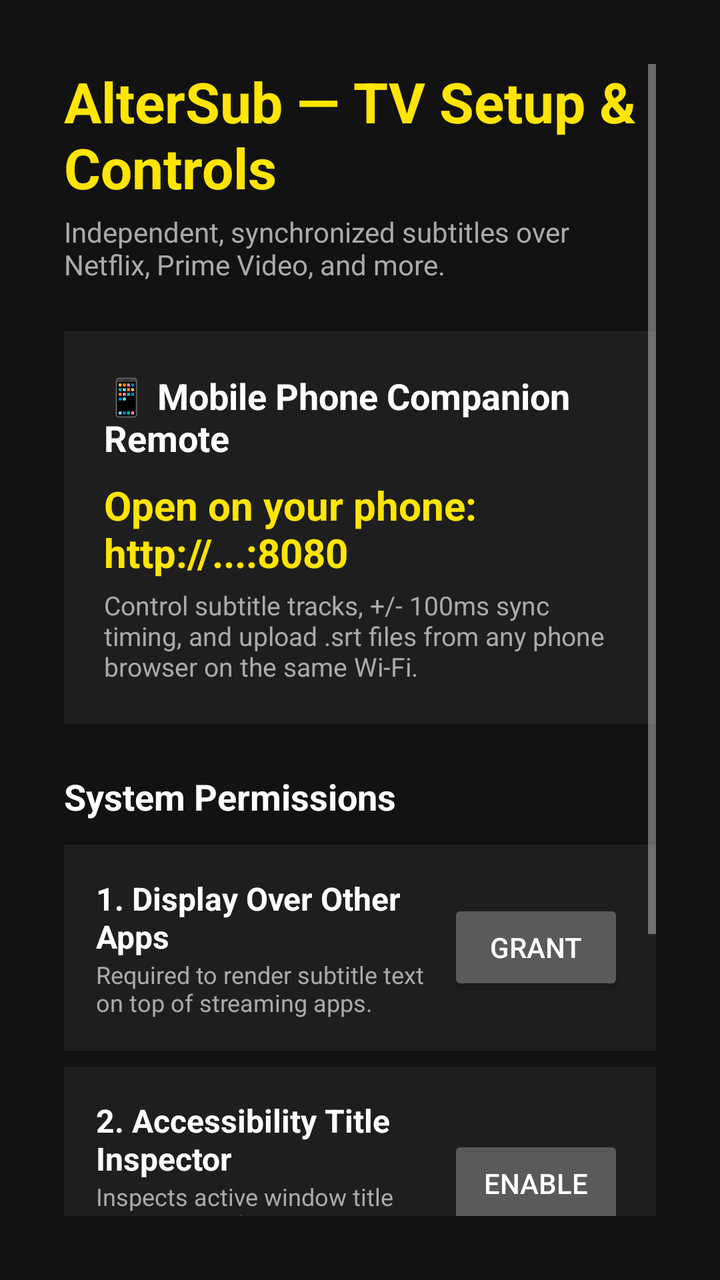
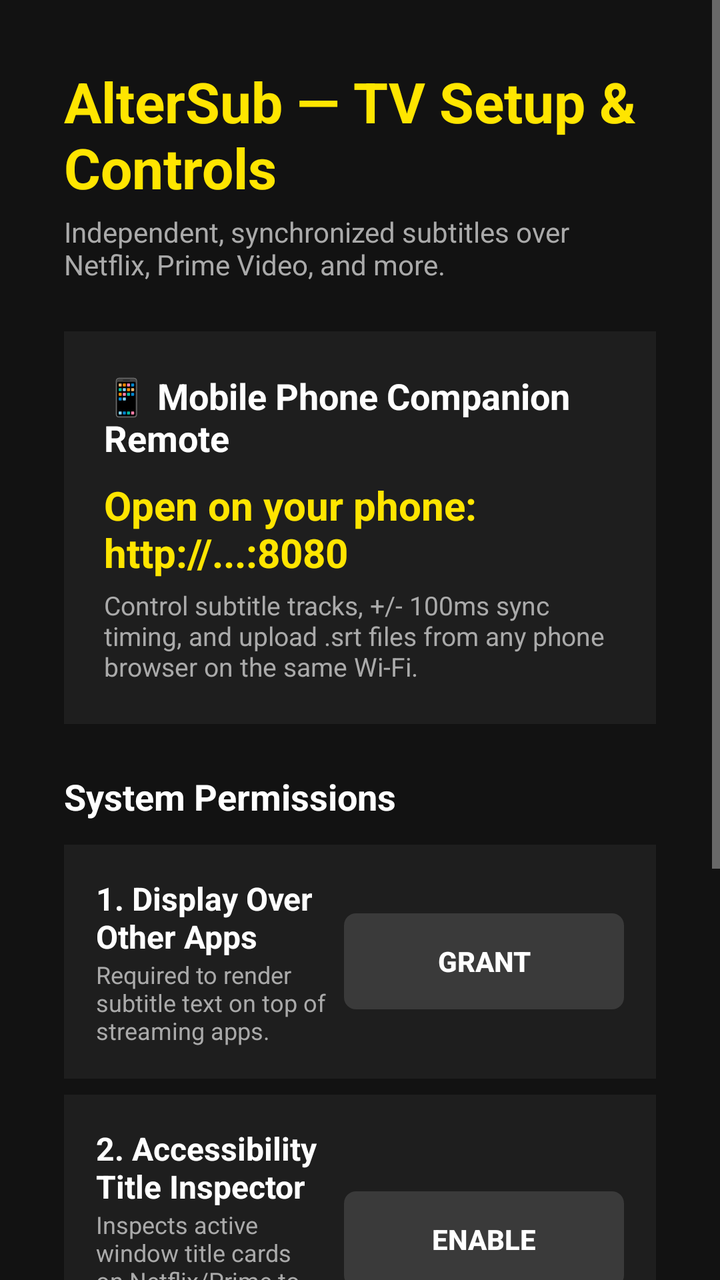

An Android layout rendered at two revisions. The XML below is the earlier revision; the diff shows what the commit changed to produce the second picture.
<!-- AndroidManifest.xml: activity theme Theme.AlterSub -->
<!-- res/layout/activity_main.xml -->
<?xml version="1.0" encoding="utf-8"?>
<ScrollView xmlns:android="http://schemas.android.com/apk/res/android"
    android:layout_width="match_parent"
    android:layout_height="match_parent"
    android:background="@color/background_dark"
    android:padding="32dp">

    <LinearLayout
        android:layout_width="match_parent"
        android:layout_height="wrap_content"
        android:orientation="vertical">

        
        <TextView
            android:layout_width="wrap_content"
            android:layout_height="wrap_content"
            android:text="AlterSub — TV Setup &amp; Controls"
            android:textColor="@color/accent"
            android:textSize="28sp"
            android:textStyle="bold" />

        <TextView
            android:layout_width="wrap_content"
            android:layout_height="wrap_content"
            android:layout_marginTop="4dp"
            android:text="Independent, synchronized subtitles over Netflix, Prime Video, and more."
            android:textColor="@color/text_secondary"
            android:textSize="14sp" />

        
        <LinearLayout
            android:layout_width="match_parent"
            android:layout_height="wrap_content"
            android:layout_marginTop="24dp"
            android:background="@color/card_bg"
            android:orientation="vertical"
            android:padding="20dp">

            <TextView
                android:layout_width="wrap_content"
                android:layout_height="wrap_content"
                android:text="📱 Mobile Phone Companion Remote"
                android:textColor="@color/text_main"
                android:textSize="18sp"
                android:textStyle="bold" />

            <TextView
                android:id="@+id/tvIpAddress"
                android:layout_width="wrap_content"
                android:layout_height="wrap_content"
                android:layout_marginTop="8dp"
                android:text="Open on your phone: http://...:8080"
                android:textColor="@color/accent"
                android:textSize="20sp"
                android:textStyle="bold" />

            <TextView
                android:layout_width="wrap_content"
                android:layout_height="wrap_content"
                android:layout_marginTop="4dp"
                android:text="Control subtitle tracks, +/- 100ms sync timing, and upload .srt files from any phone browser on the same Wi-Fi."
                android:textColor="@color/text_secondary"
                android:textSize="13sp" />
        </LinearLayout>

        
        <TextView
            android:layout_width="wrap_content"
            android:layout_height="wrap_content"
            android:layout_marginTop="24dp"
            android:text="System Permissions"
            android:textColor="@color/text_main"
            android:textSize="18sp"
            android:textStyle="bold" />

        
        <LinearLayout
            android:layout_width="match_parent"
            android:layout_height="wrap_content"
            android:layout_marginTop="12dp"
            android:background="@color/card_bg"
            android:gravity="center_vertical"
            android:orientation="horizontal"
            android:padding="16dp">

            <LinearLayout
                android:layout_width="0dp"
                android:layout_height="wrap_content"
                android:layout_weight="1"
                android:orientation="vertical">

                <TextView
                    android:id="@+id/tvOverlayStatus"
                    android:layout_width="wrap_content"
                    android:layout_height="wrap_content"
                    android:text="1. Display Over Other Apps"
                    android:textColor="@color/text_main"
                    android:textSize="16sp"
                    android:textStyle="bold" />

                <TextView
                    android:layout_width="wrap_content"
                    android:layout_height="wrap_content"
                    android:text="Required to render subtitle text on top of streaming apps."
                    android:textColor="@color/text_secondary"
                    android:textSize="12sp" />
            </LinearLayout>

            <Button
                android:id="@+id/btnOverlayPermission"
                android:layout_width="wrap_content"
                android:layout_height="wrap_content"
                android:text="Grant" />
        </LinearLayout>

        
        <LinearLayout
            android:layout_width="match_parent"
            android:layout_height="wrap_content"
            android:layout_marginTop="8dp"
            android:background="@color/card_bg"
            android:gravity="center_vertical"
            android:orientation="horizontal"
            android:padding="16dp">

            <LinearLayout
                android:layout_width="0dp"
                android:layout_height="wrap_content"
                android:layout_weight="1"
                android:orientation="vertical">

                <TextView
                    android:id="@+id/tvAccessibilityStatus"
                    android:layout_width="wrap_content"
                    android:layout_height="wrap_content"
                    android:text="2. Accessibility Title Inspector"
                    android:textColor="@color/text_main"
                    android:textSize="16sp"
                    android:textStyle="bold" />

                <TextView
                    android:layout_width="wrap_content"
                    android:layout_height="wrap_content"
                    android:text="Inspects active window title cards on Netflix/Prime to auto-detect what is playing."
                    android:textColor="@color/text_secondary"
                    android:textSize="12sp" />
            </LinearLayout>

            <Button
                android:id="@+id/btnAccessibilityPermission"
                android:layout_width="wrap_content"
                android:layout_height="wrap_content"
                android:text="Enable" />
        </LinearLayout>

        
        <LinearLayout
            android:layout_width="match_parent"
            android:layout_height="wrap_content"
            android:layout_marginTop="8dp"
            android:background="@color/card_bg"
            android:gravity="center_vertical"
            android:orientation="horizontal"
            android:padding="16dp">

            <LinearLayout
                android:layout_width="0dp"
                android:layout_height="wrap_content"
                android:layout_weight="1"
                android:orientation="vertical">

                <TextView
                    android:id="@+id/tvNotificationStatus"
                    android:layout_width="wrap_content"
                    android:layout_height="wrap_content"
                    android:text="3. MediaSession Play/Pause Sync"
                    android:textColor="@color/text_main"
                    android:textSize="16sp"
                    android:textStyle="bold" />

                <TextView
                    android:layout_width="wrap_content"
                    android:layout_height="wrap_content"
                    android:text="Listens to play/pause state for automatic timestamp synchronization."
                    android:textColor="@color/text_secondary"
                    android:textSize="12sp" />
            </LinearLayout>

            <Button
                android:id="@+id/btnNotificationPermission"
                android:layout_width="wrap_content"
                android:layout_height="wrap_content"
                android:text="Enable" />
        </LinearLayout>

        
        <LinearLayout
            android:layout_width="match_parent"
            android:layout_height="wrap_content"
            android:layout_marginTop="24dp"
            android:gravity="center_horizontal"
            android:orientation="horizontal">

            <Button
                android:id="@+id/btnTestSubtitle"
                android:layout_width="wrap_content"
                android:layout_height="wrap_content"
                android:backgroundTint="@color/accent"
                android:paddingLeft="24dp"
                android:paddingRight="24dp"
                android:text="🎬 Test Subtitle Overlay"
                android:textColor="#000000"
                android:textStyle="bold" />
        </LinearLayout>

    </LinearLayout>
</ScrollView>
<!-- resources referenced by this layout -->
<resources>
  <color name="accent">#FFE500</color>
  <color name="background_dark">#121212</color>
  <color name="card_bg">#1E1E1E</color>
  <color name="text_main">#FFFFFF</color>
  <color name="text_secondary">#AAAAAA</color>
  <style name="Theme.AlterSub" parent="Theme.AppCompat.NoActionBar">
          <item name="android:windowBackground">@color/background_dark</item>
          <item name="colorPrimary">@color/primary</item>
          <item name="colorPrimaryDark">@color/primary_dark</item>
          <item name="colorAccent">@color/accent</item>
      </style>
  <color name="primary">#E50914</color>
  <color name="primary_dark">#B20710</color>
</resources>

<!-- the commit's change to res/layout/activity_main.xml (unified diff, before → after) -->
@@ -2,13 +2,14 @@
 <ScrollView xmlns:android="http://schemas.android.com/apk/res/android"
     android:layout_width="match_parent"
     android:layout_height="match_parent"
-    android:background="@color/background_dark"
-    android:padding="32dp">
-
+    android:background="@color/background_dark">
+
+    
     <LinearLayout
         android:layout_width="match_parent"
         android:layout_height="wrap_content"
-        android:orientation="vertical">
+        android:orientation="vertical"
+        android:padding="32dp">
 
         
         <TextView
@@ -79,6 +80,7 @@
             android:layout_height="wrap_content"
             android:layout_marginTop="12dp"
             android:background="@color/card_bg"
+            android:clipToPadding="false"
             android:gravity="center_vertical"
             android:orientation="horizontal"
             android:padding="16dp">
@@ -108,6 +110,7 @@
 
             <Button
                 android:id="@+id/btnOverlayPermission"
+                style="@style/Widget.AlterSub.TvButton"
                 android:layout_width="wrap_content"
                 android:layout_height="wrap_content"
                 android:text="Grant" />
@@ -119,6 +122,7 @@
             android:layout_height="wrap_content"
             android:layout_marginTop="8dp"
             android:background="@color/card_bg"
+            android:clipToPadding="false"
             android:gravity="center_vertical"
             android:orientation="horizontal"
             android:padding="16dp">
@@ -148,6 +152,7 @@
 
             <Button
                 android:id="@+id/btnAccessibilityPermission"
+                style="@style/Widget.AlterSub.TvButton"
                 android:layout_width="wrap_content"
                 android:layout_height="wrap_content"
                 android:text="Enable" />
@@ -159,6 +164,7 @@
             android:layout_height="wrap_content"
             android:layout_marginTop="8dp"
             android:background="@color/card_bg"
+            android:clipToPadding="false"
             android:gravity="center_vertical"
             android:orientation="horizontal"
             android:padding="16dp">
@@ -188,6 +194,7 @@
 
             <Button
                 android:id="@+id/btnNotificationPermission"
+                style="@style/Widget.AlterSub.TvButton"
                 android:layout_width="wrap_content"
                 android:layout_height="wrap_content"
                 android:text="Enable" />
@@ -197,20 +204,19 @@
         <LinearLayout
             android:layout_width="match_parent"
             android:layout_height="wrap_content"
-            android:layout_marginTop="24dp"
+            android:layout_marginTop="16dp"
+            android:clipToPadding="false"
             android:gravity="center_horizontal"
-            android:orientation="horizontal">
+            android:orientation="horizontal"
+            android:paddingTop="8dp"
+            android:paddingBottom="8dp">
 
             <Button
                 android:id="@+id/btnTestSubtitle"
-                android:layout_width="wrap_content"
-                android:layout_height="wrap_content"
-                android:backgroundTint="@color/accent"
-                android:paddingLeft="24dp"
-                android:paddingRight="24dp"
-                android:text="🎬 Test Subtitle Overlay"
-                android:textColor="#000000"
-                android:textStyle="bold" />
+                style="@style/Widget.AlterSub.TvButton.Primary"
+                android:layout_width="wrap_content"
+                android:layout_height="wrap_content"
+                android:text="🎬 Test Subtitle Overlay" />
         </LinearLayout>
 
     </LinearLayout>
<!-- resource entries referenced after the edit -->
@@ -5,13 +5,79 @@
   <color name="card_bg">#1E1E1E</color>
   <color name="text_main">#FFFFFF</color>
   <color name="text_secondary">#AAAAAA</color>
+  <style name="Widget.AlterSub.TvButton" parent="Widget.AppCompat.Button">
+          <item name="android:background">@drawable/bg_tv_button</item>
+          <item name="android:textColor">@color/tv_button_text</item>
+          <item name="android:textStyle">bold</item>
+          <item name="android:minWidth">140dp</item>
+          <item name="android:paddingLeft">24dp</item>
+          <item name="android:paddingRight">24dp</item>
+          <item name="android:stateListAnimator">@animator/tv_focus_scale</item>
+      </style>
+  <style name="Widget.AlterSub.TvButton.Primary">
+          <item name="android:background">@drawable/bg_tv_button_primary</item>
+          <item name="android:textColor">@color/black</item>
+      </style>
   <style name="Theme.AlterSub" parent="Theme.AppCompat.NoActionBar">
           <item name="android:windowBackground">@color/background_dark</item>
           <item name="colorPrimary">@color/primary</item>
           <item name="colorPrimaryDark">@color/primary_dark</item>
           <item name="colorAccent">@color/accent</item>
       </style>
+  <!-- drawable bg_tv_button (drawable) -->
+  <?xml version="1.0" encoding="utf-8"?>
+  <selector xmlns:android="http://schemas.android.com/apk/res/android">
+      <item android:state_enabled="false">
+          <shape android:shape="rectangle">
+              <solid android:color="@color/button_disabled" />
+              <corners android:radius="6dp" />
+          </shape>
+      </item>
+      <item android:state_focused="true">
+          <shape android:shape="rectangle">
+              <solid android:color="@color/accent" />
+              <corners android:radius="6dp" />
+          </shape>
+      </item>
+      <item android:state_pressed="true">
+          <shape android:shape="rectangle">
+              <solid android:color="@color/accent" />
+              <corners android:radius="6dp" />
+          </shape>
+      </item>
+      <item>
+          <shape android:shape="rectangle">
+              <solid android:color="@color/button_idle" />
+              <corners android:radius="6dp" />
+          </shape>
+      </item>
+  </selector>
+  <!-- drawable bg_tv_button_primary (drawable) -->
+  <?xml version="1.0" encoding="utf-8"?>
+  <selector xmlns:android="http://schemas.android.com/apk/res/android">
+      <item android:state_focused="true">
+          <shape android:shape="rectangle">
+              <solid android:color="@color/text_main" />
+              <corners android:radius="6dp" />
+          </shape>
+      </item>
+      <item android:state_pressed="true">
+          <shape android:shape="rectangle">
+              <solid android:color="@color/text_main" />
+              <corners android:radius="6dp" />
+          </shape>
+      </item>
+      <item>
+          <shape android:shape="rectangle">
+              <solid android:color="@color/accent" />
+              <corners android:radius="6dp" />
+          </shape>
+      </item>
+  </selector>
+  <color name="black">#000000</color>
   <color name="primary">#E50914</color>
   <color name="primary_dark">#B20710</color>
+  <color name="button_disabled">#262626</color>
+  <color name="button_idle">#3A3A3A</color>
 </resources>
 
